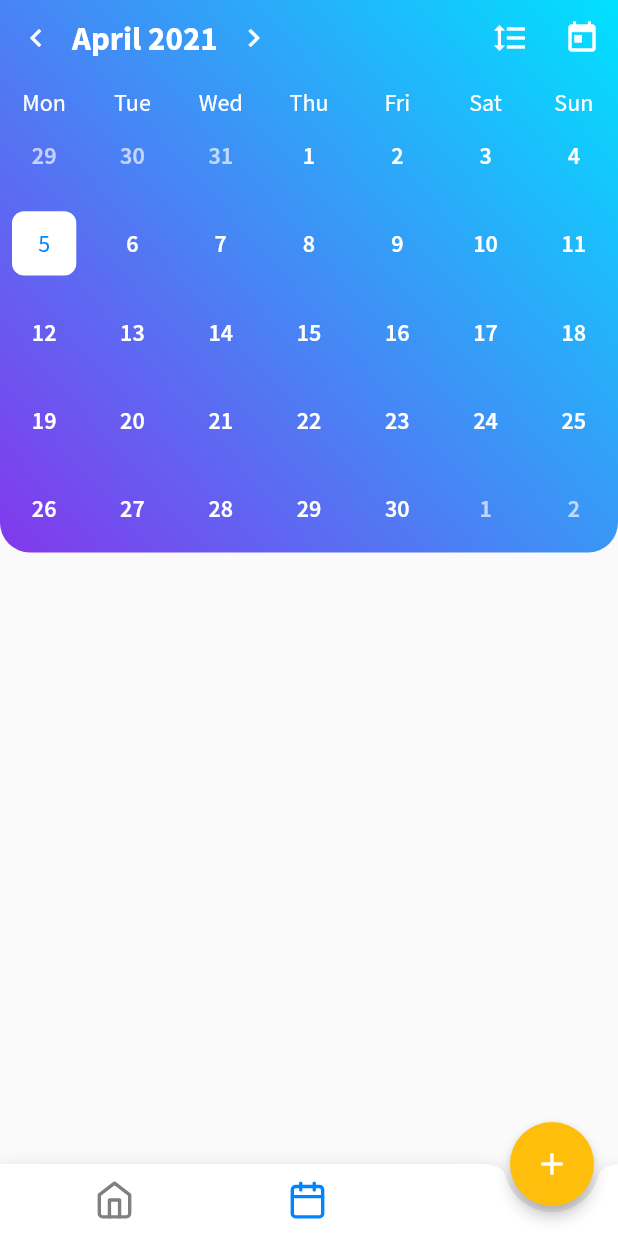
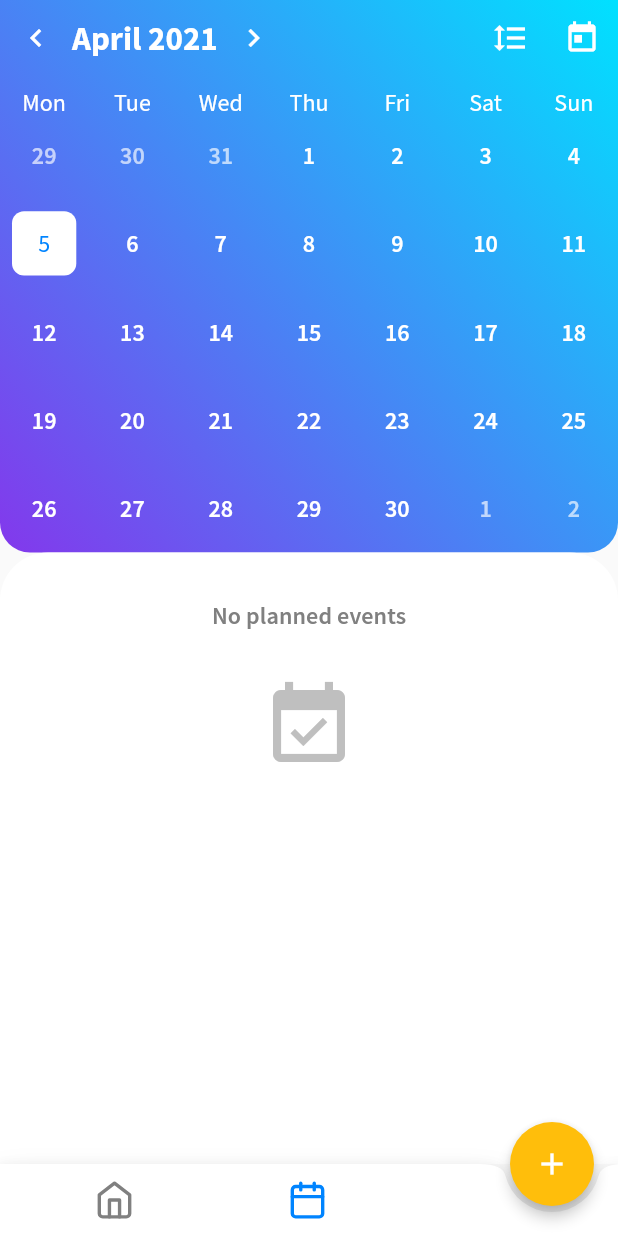
Before and after one commit to loowcode/calendaroo, a Flutter app: the screen it shows after launch, on a phone screen of 412 x 824 dp. Run offline on Flutter 3.47's test engine with Material 2 defaults, Android fonts, the phone set to English and light mode, and no system bars; drawn by our look-alikes of table_calendar; our stand-ins replace bloc, equatable, feather_icons_flutter, flutter_bloc, flutter_local_notifications, geolocator and 6 more; missing offline and left inert: flutter_alert; accounts and stored records are empty.

Commit message:
Add upcoming event widget and delete

```diff
--- a/lib/blocs/calendar/calendar_bloc.dart
+++ b/lib/blocs/calendar/calendar_bloc.dart
@@ -132,7 +132,7 @@ class CalendarBloc extends Bloc<CalendarEvent, CalendarState> {
     return CalendarItemRepeat(
       calendarItemId: id,
       from: Date.convertToDate(calendarItem.start),
-      until: Date.convertToDate(calendarItem.until),
+      until: calendarItem.until != null ? Date.convertToDate(calendarItem.until) : null,
       day: day,
       weekDay: weekDay,
       week: week,
--- a/lib/dao/calendar_item.dao.dart
+++ b/lib/dao/calendar_item.dao.dart
@@ -54,7 +54,8 @@ class CalendarItemDao {
     SELECT C.*
     FROM calendar_item_repeat CR
     LEFT JOIN calendar_item C ON CR.calendar_item_id = C.id
-    WHERE (repeat_year = ? OR repeat_year = '*')
+    WHERE C.id IS NOT NULL
+    AND (repeat_year = ? OR repeat_year = '*')
     AND (repeat_month = ? OR repeat_month = '*')
     AND (repeat_week = ? OR repeat_week = '*')
     AND (repeat_weekday = ? OR repeat_weekday = '*')
--- a/lib/pages/calendar/calendar.page.dart
+++ b/lib/pages/calendar/calendar.page.dart
@@ -13,8 +13,7 @@ class CalendarPage extends StatefulWidget {
 class _CalendarPageState extends State<CalendarPage> {
   @override
   Widget build(BuildContext context) {
-    // TODO adattare e ripristinare UpcomingEventsWidget
-    return Column(children: [CalendarWidget(), /*UpcomingEventsWidget()*/]);
+    return Column(children: [CalendarWidget(), UpcomingEventsWidget()]);
   }
 
   @override
--- a/lib/widgets/upcoming_events/upcoming_events.widget.dart
+++ b/lib/widgets/upcoming_events/upcoming_events.widget.dart
@@ -1,147 +1,148 @@
-// import 'package:calendaroo/blocs/calendar/calendar_bloc.dart';
-// import 'package:calendaroo/colors.dart';
-// import 'package:calendaroo/models/date.model.dart';
-// import 'package:calendaroo/services/app-localizations.service.dart';
-// import 'package:calendaroo/utils/calendar.utils.dart';
-// import 'package:calendaroo/utils/string.utils.dart';
-// import 'package:flutter/material.dart';
-// import 'package:flutter_bloc/flutter_bloc.dart';
-// import 'package:intl/intl.dart';
-// import 'package:scroll_to_index/scroll_to_index.dart';
-//
-// class UpcomingEventsWidget extends StatefulWidget {
-//   @override
-//   _UpcomingEventsWidgetState createState() => _UpcomingEventsWidgetState();
-// }
-//
-// class _UpcomingEventsWidgetState extends State<UpcomingEventsWidget>
-//     with TickerProviderStateMixin {
-//   AutoScrollController _listController;
-//
-//   @override
-//   void initState() {
-//     super.initState();
-//     _listController = AutoScrollController(
-//         viewportBoundaryGetter: () =>
-//             Rect.fromLTRB(0, 0, 0, MediaQuery.of(context).padding.bottom),
-//         axis: Axis.vertical);
-//
-//     // WidgetsBinding.instance.addPostFrameCallback((_) {
-//     //   calendarooState.dispatch(SelectDay(Date.today()));
-//     // });
-//   }
-//
-//   @override
-//   void dispose() {
-//     _listController.dispose();
-//     super.dispose();
-//   }
-//
-//   @override
-//   Widget build(BuildContext context) {
-//     BorderRadiusGeometry radius = BorderRadius.only(
-//       topLeft: Radius.circular(32.0),
-//       topRight: Radius.circular(32.0),
-//     );
-//     return BlocBuilder<CalendarBloc, CalendarState>(
-//         // converter: (store) => UpcomingEventsViewModel.fromStore(store),
-//         // onDidChange: (viewModel) {
-//         //   try {
-//         //     _listController.scrollToIndex(
-//         //         CalendarUtils.getIndex(
-//         //             viewModel.eventMapped, viewModel.selectedDay),
-//         //         preferPosition: AutoScrollPosition.begin);
-//         //   } catch (e) {
-//         //     print('no events for selected day');
-//         //   }
-//         // },
-//         builder: (context, state) {
-//           return Expanded(
-//             child: Container(
-//               decoration: BoxDecoration(color: white, borderRadius: radius),
-//               child: Stack(
-//                 children: <Widget>[
-//                   ListView(
-//                       controller: _listController,
-//                       padding: EdgeInsets.all(16),
-//                       children: _buildAgenda(state)),
-//                 ],
-//               ),
-//             ),
-//           );
-//         });
-//   }
-//
-//   List<Widget> _buildAgenda(CalendarState state) {
-//     var mapEvent =  state is CalendarLoaded ? state.mappedCalendarItems : null;
-//     var widgets = <Widget>[];
-//     if (mapEvent == null || mapEvent.isEmpty) {
-//       return [_buildEmptyAgenda()];
-//     }
-//
-//     var formatter =
-//         DateFormat('dd MMMM, EEEE', Localizations.localeOf(context).toString());
-//     for (var date in mapEvent.keys) {
-//       var row = <Widget>[];
-//       var list = mapEvent[date];
-//       row
-//         ..add(
-//           Container(
-//             child: Padding(
-//               padding: const EdgeInsets.only(bottom: 8.0),
-//               child: Text(
-//                 StringUtils.titleCase(formatter.format(date)),
-//                 style: Theme.of(context).textTheme.headline5,
-//               ),
-//             ),
-//           ),
-//         )
-//         // ..addAll(list
-//         //     .map(
-//         //       (elem) => Container(child: CardWidget(elem)),
-//         //     )
-//         //     .toList())
-//         ..add(
-//           SizedBox(
-//             height: 16,
-//           ),
-//         );
-//       var dayGroup = AutoScrollTag(
-//         key: ValueKey(CalendarUtils.getIndex(mapEvent, date)),
-//         index: CalendarUtils.getIndex(mapEvent, date),
-//         controller: _listController,
-//         child: Column(
-//           crossAxisAlignment: CrossAxisAlignment.start,
-//           children: row,
-//         ),
-//       );
-//       widgets.add(dayGroup);
-//     }
-//     widgets.add(SizedBox(
-//       height: 800,
-//     ));
-//     return widgets;
-//   }
-//
-//   Container _buildEmptyAgenda() {
-//     return Container(
-//       padding: EdgeInsets.all(16),
-//       child: Center(
-//           child: Column(
-//         children: <Widget>[
-//           Text(
-//             AppLocalizations.of(context).noEvents,
-//             style: Theme.of(context).textTheme.subtitle2,
-//           ),
-//           Container(
-//               margin: EdgeInsets.only(top: 32),
-//               child: Icon(
-//                 Icons.event_available,
-//                 size: 64,
-//                 color: lightGrey,
-//               ))
-//         ],
-//       )),
-//     );
-//   }
-// }
+import 'package:calendaroo/blocs/calendar/calendar_bloc.dart';
+import 'package:calendaroo/colors.dart';
+import 'package:calendaroo/services/app-localizations.service.dart';
+import 'package:calendaroo/utils/calendar.utils.dart';
+import 'package:calendaroo/utils/string.utils.dart';
+import 'package:calendaroo/widgets/card/card.widget.dart';
+import 'package:flutter/material.dart';
+import 'package:flutter_bloc/flutter_bloc.dart';
+import 'package:intl/intl.dart';
+import 'package:scroll_to_index/scroll_to_index.dart';
+
+class UpcomingEventsWidget extends StatefulWidget {
+  @override
+  _UpcomingEventsWidgetState createState() => _UpcomingEventsWidgetState();
+}
+
+class _UpcomingEventsWidgetState extends State<UpcomingEventsWidget>
+    with TickerProviderStateMixin {
+  AutoScrollController _listController;
+
+  @override
+  void initState() {
+    super.initState();
+    _listController = AutoScrollController(
+        viewportBoundaryGetter: () =>
+            Rect.fromLTRB(0, 0, 0, MediaQuery.of(context).padding.bottom),
+        axis: Axis.vertical);
+
+    // WidgetsBinding.instance.addPostFrameCallback((_) {
+    //   calendarooState.dispatch(SelectDay(Date.today()));
+    // });
+  }
+
+  @override
+  void dispose() {
+    _listController.dispose();
+    super.dispose();
+  }
+
+  @override
+  Widget build(BuildContext context) {
+    BorderRadiusGeometry radius = BorderRadius.only(
+      topLeft: Radius.circular(32.0),
+      topRight: Radius.circular(32.0),
+    );
+    return BlocBuilder<CalendarBloc, CalendarState>(
+      // onDidChange: (viewModel) {
+      //   try {
+      //     _listController.scrollToIndex(
+      //         CalendarUtils.getIndex(
+      //             viewModel.eventMapped, viewModel.selectedDay),
+      //         preferPosition: AutoScrollPosition.begin);
+      //   } catch (e) {
+      //     print('no events for selected day');
+      //   }
+      // },
+      builder: (context, state) {
+        return Expanded(
+          child: Container(
+            decoration: BoxDecoration(color: white, borderRadius: radius),
+            child: Stack(
+              children: <Widget>[
+                ListView(
+                    controller: _listController,
+                    padding: EdgeInsets.all(16),
+                    children: _buildAgenda(state)),
+              ],
+            ),
+          ),
+        );
+      },
+    );
+  }
+
+  List<Widget> _buildAgenda(CalendarState state) {
+    var mapEvent = state is CalendarLoaded ? state.mappedCalendarItems : null;
+    var widgets = <Widget>[];
+    if (mapEvent == null || mapEvent.isEmpty) {
+      return [_buildEmptyAgenda()];
+    }
+
+    var formatter =
+        DateFormat('dd MMMM, EEEE', Localizations.localeOf(context).toString());
+    for (var date in mapEvent.keys) {
+      var row = <Widget>[];
+      var list = mapEvent[date];
+      row
+        ..add(
+          Container(
+            child: Padding(
+              padding: const EdgeInsets.only(bottom: 8.0),
+              child: Text(
+                StringUtils.titleCase(formatter.format(date)),
+                style: Theme.of(context).textTheme.headline5,
+              ),
+            ),
+          ),
+        )
+        ..addAll(list
+            .map(
+              (elem) => Container(child: CardWidget(elem)),
+            )
+            .toList())
+        ..add(
+          SizedBox(
+            height: 16,
+          ),
+        );
+      var dayGroup = AutoScrollTag(
+        key: ValueKey(CalendarUtils.getIndex(mapEvent, date)),
+        index: CalendarUtils.getIndex(mapEvent, date),
+        controller: _listController,
+        child: Column(
+          crossAxisAlignment: CrossAxisAlignment.start,
+          children: row,
+        ),
+      );
+      widgets.add(dayGroup);
+    }
+    widgets.add(SizedBox(
+      height: 800,
+    ));
+    return widgets;
+  }
+
+  Container _buildEmptyAgenda() {
+    return Container(
+      padding: EdgeInsets.all(16),
+      child: Center(
+        child: Column(
+          children: <Widget>[
+            Text(
+              AppLocalizations.of(context).noEvents,
+              style: Theme.of(context).textTheme.subtitle2,
+            ),
+            Container(
+                margin: EdgeInsets.only(top: 32),
+                child: Icon(
+                  Icons.event_available,
+                  size: 64,
+                  color: lightGrey,
+                ))
+          ],
+        ),
+      ),
+    );
+  }
+}
```
Also changed, not shown: lib/utils/calendar.utils.dart (+5 -4 lines), lib/widgets/card/card.widget.dart (+132 -128 lines), lib/widgets/options.widget.dart (+29 -28 lines).
